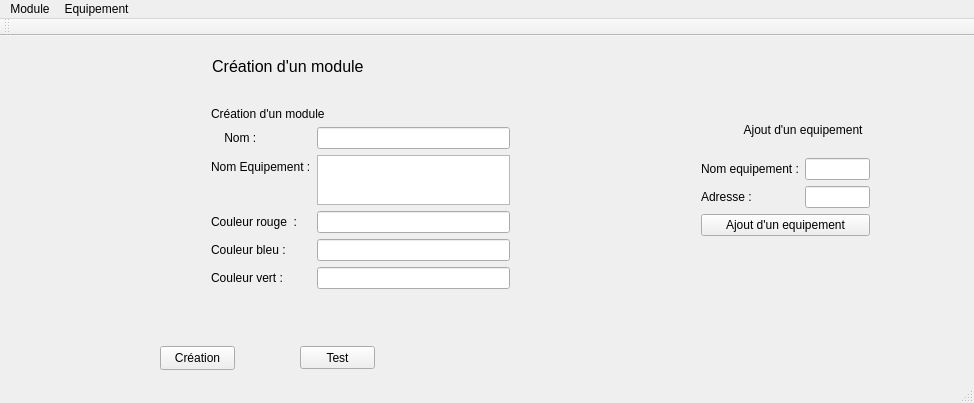
Above: module/Webedia/Webedia.ui from charlesdesenclos/Projet-BTS-Webedia before the change. Below: the same form after it.
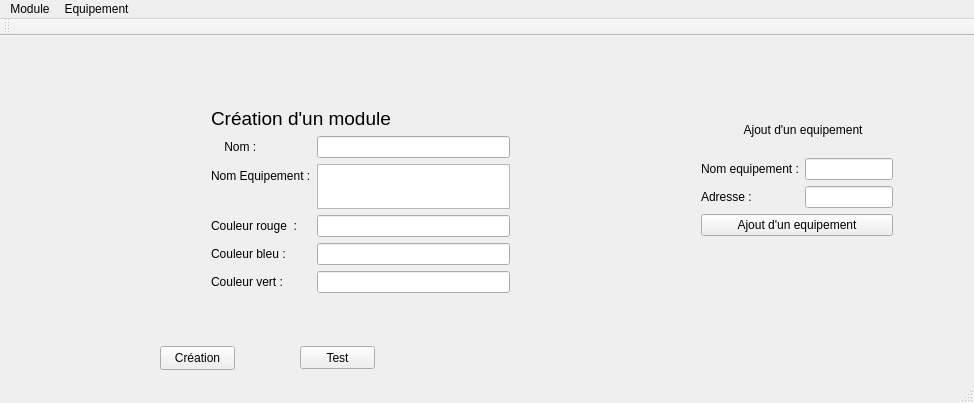
That is the form after the change.

Diff of the .ui file:
```diff
--- a/module/Webedia/Webedia.ui
+++ b/module/Webedia/Webedia.ui
@@ -53,66 +53,23 @@
      <string/>
     </property>
    </widget>
-   <widget class="QLabel" name="label">
-    <property name="geometry">
-     <rect>
-      <x>150</x>
-      <y>10</y>
-      <width>451</width>
-      <height>41</height>
-     </rect>
-    </property>
-    <property name="sizePolicy">
-     <sizepolicy hsizetype="Maximum" vsizetype="Preferred">
-      <horstretch>0</horstretch>
-      <verstretch>0</verstretch>
-     </sizepolicy>
-    </property>
-    <property name="minimumSize">
-     <size>
-      <width>5</width>
-      <height>5</height>
-     </size>
-    </property>
-    <property name="maximumSize">
-     <size>
-      <width>16777215</width>
-      <height>16777215</height>
-     </size>
-    </property>
-    <property name="sizeIncrement">
-     <size>
-      <width>5</width>
-      <height>5</height>
-     </size>
-    </property>
-    <property name="baseSize">
-     <size>
-      <width>5</width>
-      <height>0</height>
-     </size>
-    </property>
-    <property name="font">
-     <font>
-      <pointsize>12</pointsize>
-     </font>
-    </property>
-    <property name="text">
-     <string>              Création d'un module</string>
-    </property>
-   </widget>
    <widget class="QWidget" name="verticalLayoutWidget">
     <property name="geometry">
      <rect>
       <x>690</x>
       <y>60</y>
-      <width>191</width>
+      <width>214</width>
       <height>151</height>
      </rect>
     </property>
     <layout class="QVBoxLayout" name="verticalLayout">
      <item>
-      <widget class="QLabel" name="label_2">
+      <widget class="QLabel" name="label_ajout_equipement">
+       <property name="font">
+        <font>
+         <pointsize>9</pointsize>
+        </font>
+       </property>
        <property name="text">
         <string>             Ajout d'un equipement</string>
        </property>
@@ -170,7 +127,7 @@
       <x>200</x>
       <y>60</y>
       <width>321</width>
-      <height>204</height>
+      <height>208</height>
      </rect>
     </property>
     <layout class="QFormLayout" name="formLayout_2">
@@ -225,7 +182,18 @@
       <widget class="QLineEdit" name="lineEdit_couleur_vert"/>
      </item>
      <item row="0" column="0" colspan="2">
-      <widget class="QLabel" name="label_3">
+      <widget class="QLabel" name="label_creation_module">
+       <property name="sizePolicy">
+        <sizepolicy hsizetype="Preferred" vsizetype="Preferred">
+         <horstretch>0</horstretch>
+         <verstretch>0</verstretch>
+        </sizepolicy>
+       </property>
+       <property name="font">
+        <font>
+         <pointsize>14</pointsize>
+        </font>
+       </property>
        <property name="text">
         <string>Création d'un module</string>
        </property>
```
Left out of the diff: 2 changed lines with no effect on the pictures.
